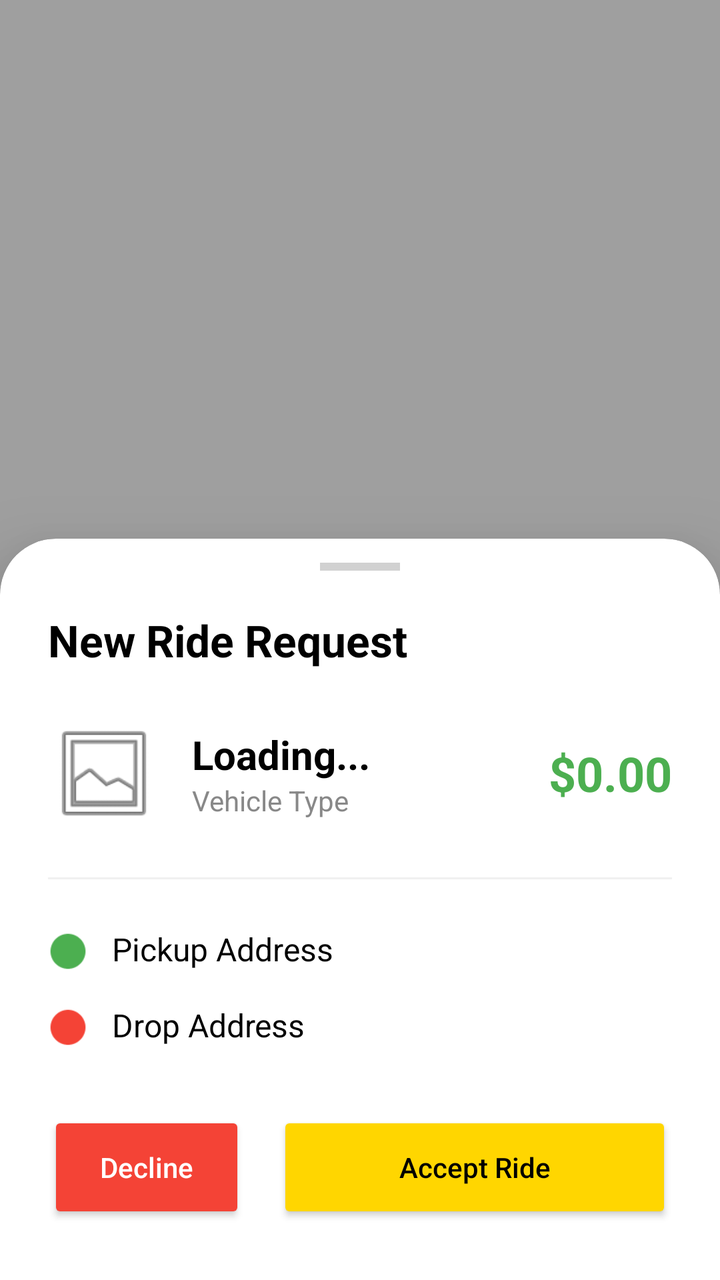
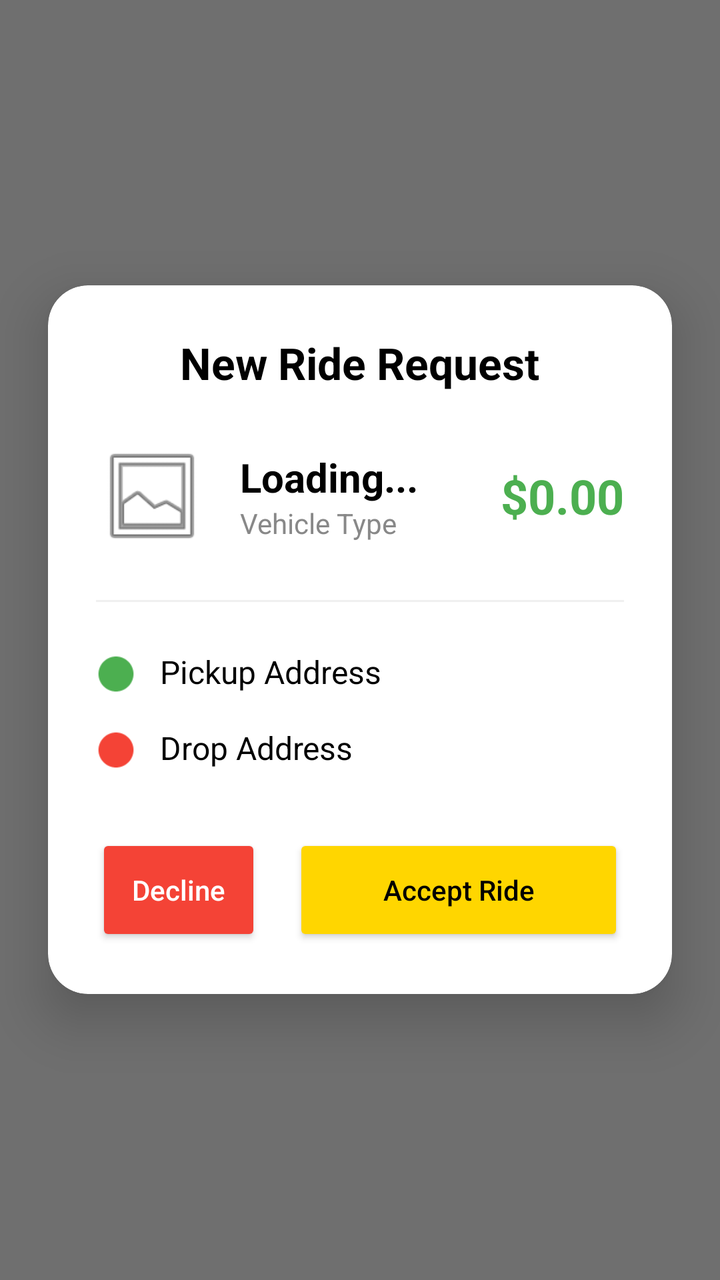

Before-and-after screenshots of an Android layout around one commit, followed by the original layout XML and the change that was made.
<!-- AndroidManifest.xml: activity theme TransparentActivityTheme -->
<!-- res/layout/activity_ride_request.xml -->
<?xml version="1.0" encoding="utf-8"?>
<RelativeLayout xmlns:android="http://schemas.android.com/apk/res/android"
    xmlns:app="http://schemas.android.com/apk/res-auto"
    android:id="@+id/rideRequestParent"
    android:layout_width="match_parent"
    android:layout_height="match_parent"
    android:background="#60000000">

    <androidx.cardview.widget.CardView
        android:id="@+id/bottomSheetCard"
        android:layout_width="match_parent"
        android:layout_height="wrap_content"
        android:layout_alignParentBottom="true"
        app:cardCornerRadius="28dp"
        app:cardElevation="24dp"
        app:cardBackgroundColor="@color/white"
        android:layout_marginBottom="-28dp">

        <LinearLayout
            android:layout_width="match_parent"
            android:layout_height="wrap_content"
            android:orientation="vertical"
            android:paddingHorizontal="24dp"
            android:paddingTop="12dp"
            android:paddingBottom="56dp">

            
            <View
                android:layout_width="40dp"
                android:layout_height="4dp"
                android:layout_gravity="center_horizontal"
                android:layout_marginBottom="20dp"
                android:background="#D1D1D1" />

            <TextView
                android:layout_width="wrap_content"
                android:layout_height="wrap_content"
                android:text="New Ride Request"
                android:textSize="22sp"
                android:textStyle="bold"
                android:textColor="@color/black"
                android:layout_marginBottom="24dp" />

            <LinearLayout
                android:layout_width="match_parent"
                android:layout_height="wrap_content"
                android:orientation="horizontal"
                android:gravity="center_vertical"
                android:layout_marginBottom="24dp">

                <ImageView
                    android:id="@+id/riderImage"
                    android:layout_width="56dp"
                    android:layout_height="56dp"
                    android:src="@android:drawable/ic_menu_gallery"
                    android:scaleType="centerCrop"
                    android:layout_marginEnd="16dp" />

                <LinearLayout
                    android:layout_width="0dp"
                    android:layout_height="wrap_content"
                    android:layout_weight="1"
                    android:orientation="vertical">

                    <TextView
                        android:id="@+id/riderName"
                        android:layout_width="wrap_content"
                        android:layout_height="wrap_content"
                        android:text="Loading..."
                        android:textSize="20sp"
                        android:textStyle="bold"
                        android:textColor="@color/black" />

                    <TextView
                        android:id="@+id/rideType"
                        android:layout_width="wrap_content"
                        android:layout_height="wrap_content"
                        android:text="Vehicle Type"
                        android:textSize="14sp"
                        android:textColor="@color/gray" />
                </LinearLayout>

                <TextView
                    android:id="@+id/rideFare"
                    android:layout_width="wrap_content"
                    android:layout_height="wrap_content"
                    android:text="$0.00"
                    android:textSize="24sp"
                    android:textStyle="bold"
                    android:textColor="@color/green" />
            </LinearLayout>

            <View
                android:layout_width="match_parent"
                android:layout_height="1dp"
                android:background="#F0F0F0"
                android:layout_marginBottom="24dp" />

            
            <LinearLayout
                android:layout_width="match_parent"
                android:layout_height="wrap_content"
                android:orientation="horizontal"
                android:gravity="top"
                android:layout_marginBottom="16dp">

                <ImageView
                    android:layout_width="20dp"
                    android:layout_height="20dp"
                    android:layout_marginTop="2dp"
                    android:src="@android:drawable/presence_online"
                    app:tint="@color/green"
                    android:layout_marginEnd="12dp" />

                <TextView
                    android:id="@+id/pickupAddress"
                    android:layout_width="match_parent"
                    android:layout_height="wrap_content"
                    android:text="Pickup Address"
                    android:textSize="16sp"
                    android:textColor="@color/black" />
            </LinearLayout>

            
            <LinearLayout
                android:layout_width="match_parent"
                android:layout_height="wrap_content"
                android:orientation="horizontal"
                android:gravity="top"
                android:layout_marginBottom="32dp">

                <ImageView
                    android:layout_width="20dp"
                    android:layout_height="20dp"
                    android:layout_marginTop="2dp"
                    android:src="@android:drawable/presence_busy"
                    app:tint="@color/red"
                    android:layout_marginEnd="12dp" />

                <TextView
                    android:id="@+id/dropoffAddress"
                    android:layout_width="match_parent"
                    android:layout_height="wrap_content"
                    android:text="Drop Address"
                    android:textSize="16sp"
                    android:textColor="@color/black" />
            </LinearLayout>

            <LinearLayout
                android:layout_width="match_parent"
                android:layout_height="wrap_content"
                android:orientation="horizontal">

                <Button
                    android:id="@+id/btnDecline"
                    android:layout_width="0dp"
                    android:layout_height="56dp"
                    android:layout_weight="1"
                    android:text="Decline"
                    android:textAllCaps="false"
                    android:textColor="@color/white"
                    android:backgroundTint="@color/red"
                    android:layout_marginEnd="8dp" />

                <Button
                    android:id="@+id/btnAccept"
                    android:layout_width="0dp"
                    android:layout_height="56dp"
                    android:layout_weight="2"
                    android:text="Accept Ride"
                    android:textAllCaps="false"
                    android:textColor="@color/black"
                    android:backgroundTint="@color/accent"
                    android:layout_marginStart="8dp" />
            </LinearLayout>

        </LinearLayout>
    </androidx.cardview.widget.CardView>

</RelativeLayout>
<!-- resources referenced by this layout -->
<resources>
  <color name="accent">#FFD600</color>
  <color name="black">#000000</color>
  <color name="gray">#888888</color>
  <color name="green">#4CAF50</color>
  <color name="red">#F44336</color>
  <color name="white">#FFFFFF</color>
  <style name="TransparentActivityTheme" parent="Theme.AppCompat.Light.NoActionBar">
          <item name="android:windowBackground">@android:color/transparent</item>
          <item name="android:windowIsTranslucent">true</item>
          <item name="android:windowAnimationStyle">@style/BottomSheetAnimation</item>
          <item name="android:windowNoTitle">true</item>
          <item name="android:windowContentOverlay">@null</item>
          <item name="android:windowIsFloating">false</item>
          <item name="android:windowFullscreen">false</item>
          <item name="android:windowShowWallpaper">false</item>
      </style>
  <style name="BottomSheetAnimation">
          <item name="android:windowEnterAnimation">@anim/slide_up</item>
          <item name="android:windowExitAnimation">@anim/slide_down</item>
      </style>
</resources>

<!-- the commit's change to res/layout/activity_ride_request.xml (unified diff, before → after) -->
@@ -4,33 +4,25 @@
     android:id="@+id/rideRequestParent"
     android:layout_width="match_parent"
     android:layout_height="match_parent"
-    android:background="#60000000">
+    android:background="#90000000">
 
     <androidx.cardview.widget.CardView
         android:id="@+id/bottomSheetCard"
         android:layout_width="match_parent"
         android:layout_height="wrap_content"
-        android:layout_alignParentBottom="true"
-        app:cardCornerRadius="28dp"
-        app:cardElevation="24dp"
-        app:cardBackgroundColor="@color/white"
-        android:layout_marginBottom="-28dp">
+        android:layout_centerInParent="true"
+        android:layout_marginHorizontal="24dp"
+        app:cardCornerRadius="20dp"
+        app:cardElevation="16dp"
+        app:cardBackgroundColor="@color/white">
 
         <LinearLayout
             android:layout_width="match_parent"
             android:layout_height="wrap_content"
             android:orientation="vertical"
             android:paddingHorizontal="24dp"
-            android:paddingTop="12dp"
-            android:paddingBottom="56dp">
-
-            
-            <View
-                android:layout_width="40dp"
-                android:layout_height="4dp"
-                android:layout_gravity="center_horizontal"
-                android:layout_marginBottom="20dp"
-                android:background="#D1D1D1" />
+            android:paddingTop="24dp"
+            android:paddingBottom="24dp">
 
             <TextView
                 android:layout_width="wrap_content"
@@ -39,6 +31,7 @@
                 android:textSize="22sp"
                 android:textStyle="bold"
                 android:textColor="@color/black"
+                android:layout_gravity="center_horizontal"
                 android:layout_marginBottom="24dp" />
 
             <LinearLayout
<!-- resource entries referenced after the edit -->
@@ -9,16 +9,16 @@
   <style name="TransparentActivityTheme" parent="Theme.AppCompat.Light.NoActionBar">
           <item name="android:windowBackground">@android:color/transparent</item>
           <item name="android:windowIsTranslucent">true</item>
-          <item name="android:windowAnimationStyle">@style/BottomSheetAnimation</item>
+          <item name="android:windowAnimationStyle">@style/DialogAnimation</item>
           <item name="android:windowNoTitle">true</item>
           <item name="android:windowContentOverlay">@null</item>
-          <item name="android:windowIsFloating">false</item>
+          <item name="android:windowIsFloating">true</item>
           <item name="android:windowFullscreen">false</item>
           <item name="android:windowShowWallpaper">false</item>
       </style>
-  <style name="BottomSheetAnimation">
-          <item name="android:windowEnterAnimation">@anim/slide_up</item>
-          <item name="android:windowExitAnimation">@anim/slide_down</item>
+  <style name="DialogAnimation">
+          <item name="android:windowEnterAnimation">@anim/fade_in</item>
+          <item name="android:windowExitAnimation">@anim/fade_out</item>
       </style>
 </resources>
 
